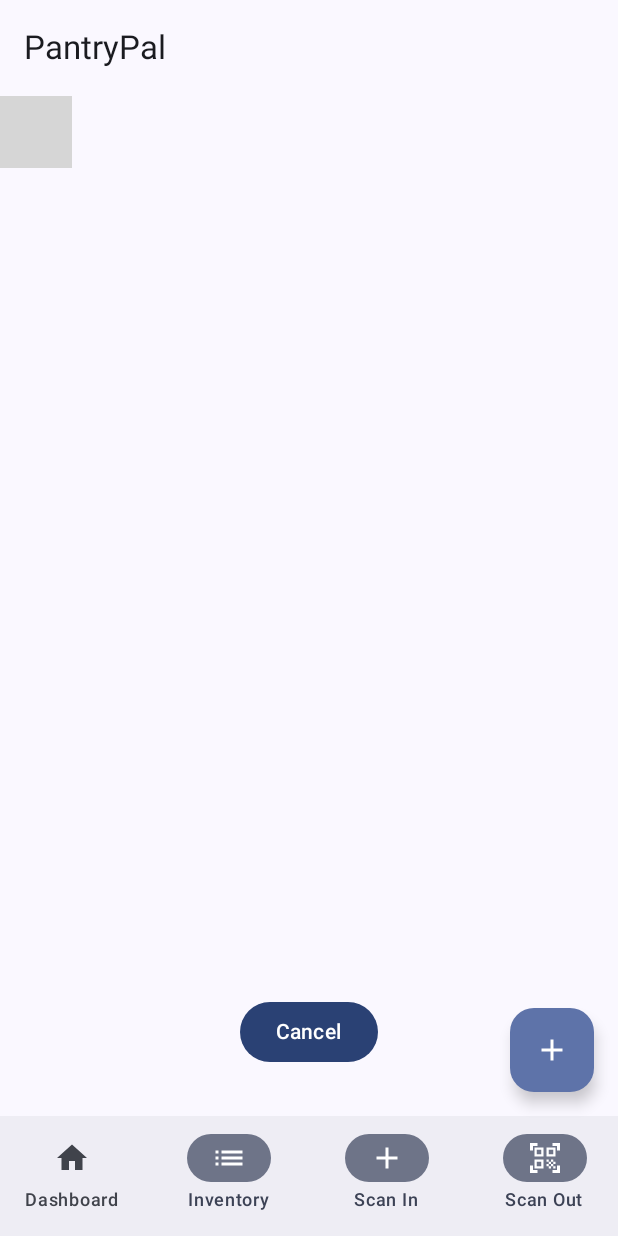
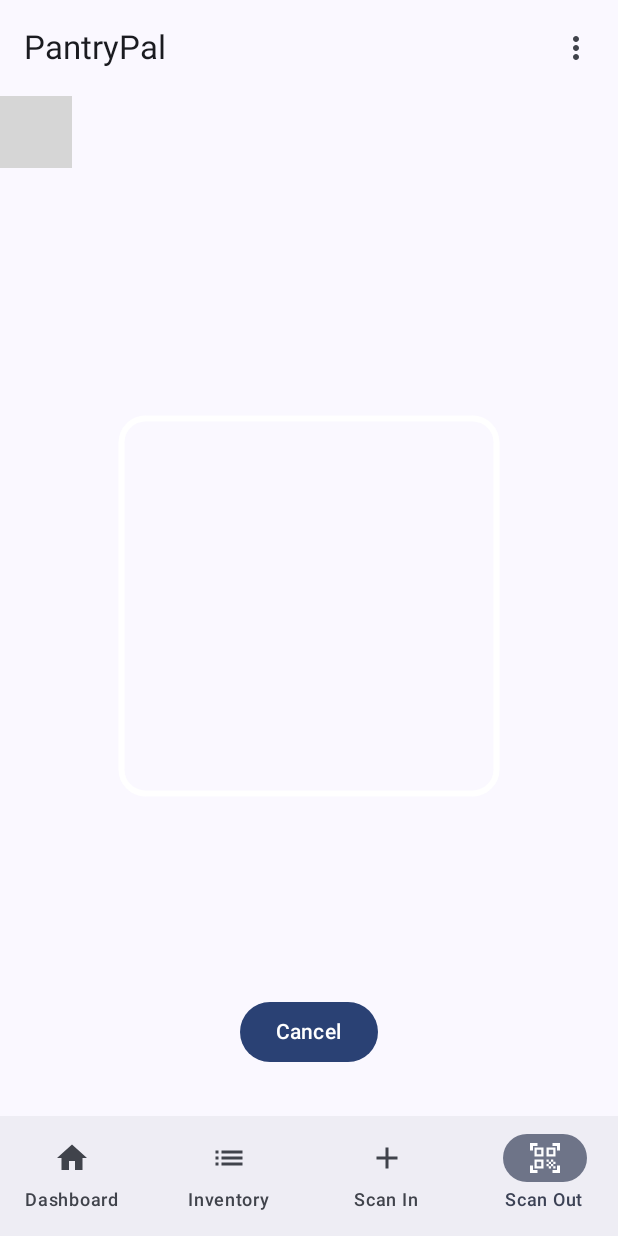
Before and after one commit to harrydbarnes/PantryPal, an Android app built with Jetpack Compose: the screen it shows after launch (MainActivity), item 4 of the bottom bar chosen, on a phone screen of 412 x 824 dp. Run offline under Robolectric (Android 15) with nearby library versions, the phone set to English and light mode, and no system bars; our stand-ins replace Room's generated code; libraries missing offline, so code that uses them is left out: androidx.camera.core, androidx.camera.lifecycle, androidx.camera.view, com.google.mlkit.vision; 3 statements that could not run were skipped; grey boxes are pictures that could not be loaded.

```diff
--- a/app/src/main/java/com/example/pantrypal/MainActivity.kt
+++ b/app/src/main/java/com/example/pantrypal/MainActivity.kt
@@ -15,6 +15,7 @@ import androidx.compose.foundation.lazy.staggeredgrid.StaggeredGridCells
 import androidx.compose.foundation.lazy.staggeredgrid.items
 import androidx.compose.material.icons.Icons
 import androidx.compose.material.icons.filled.Add
+import androidx.compose.material.icons.filled.MoreVert
 import androidx.compose.material.icons.filled.QrCodeScanner
 import androidx.compose.material.icons.filled.List
 import androidx.compose.material.icons.filled.Home
@@ -38,11 +39,18 @@ import kotlinx.coroutines.launch
 import com.example.pantrypal.data.dao.InventoryWithItemMap
 import com.example.pantrypal.data.entity.ItemEntity
 import com.example.pantrypal.ui.screens.ScanOutScreen
+import com.example.pantrypal.ui.screens.SettingsScreen
+import com.example.pantrypal.ui.screens.PastItemsScreen
+import com.example.pantrypal.ui.screens.AddScreen
 
 sealed class AppScreen {
     data object Dashboard : AppScreen()
     data object Inventory : AppScreen()
     data object AddManual : AppScreen()
+    data object ScanIn : AppScreen()
+    data object ScanOut : AppScreen()
+    data object Settings : AppScreen()
+    data object PastItems : AppScreen()
 }
 
 class MainActivity : ComponentActivity() {
@@ -73,8 +81,6 @@ fun KitchenApp(viewModelFactory: MainViewModelFactory) {
     val expiringItems by viewModel.expiringItemsState.collectAsState()
 
     var currentScreen by remember { mutableStateOf<AppScreen>(AppScreen.Dashboard) }
-    var showScanIn by remember { mutableStateOf(false) }
-    var showScanOut by remember { mutableStateOf(false) }
 
     val snackbarHostState = remember { SnackbarHostState() }
     val scope = rememberCoroutineScope()
@@ -105,10 +111,38 @@ fun KitchenApp(viewModelFactory: MainViewModelFactory) {
         }
     }
 
+    var showMenu by remember { mutableStateOf(false) }
+
     Scaffold(
         topBar = {
             @OptIn(ExperimentalMaterial3Api::class)
-            TopAppBar(title = { Text("PantryPal") })
+            TopAppBar(
+                title = { Text("PantryPal") },
+                actions = {
+                    IconButton(onClick = { showMenu = !showMenu }) {
+                        Icon(Icons.Default.MoreVert, contentDescription = "More")
+                    }
+                    DropdownMenu(
+                        expanded = showMenu,
+                        onDismissRequest = { showMenu = false }
+                    ) {
+                         DropdownMenuItem(
+                            text = { Text("Past Items Log") },
+                            onClick = {
+                                currentScreen = AppScreen.PastItems
+                                showMenu = false
+                            }
+                        )
+                        DropdownMenuItem(
+                            text = { Text("Settings") },
+                            onClick = {
+                                currentScreen = AppScreen.Settings
+                                showMenu = false
+                            }
+                        )
+                    }
+                }
+            )
         },
         snackbarHost = {
             SnackbarHost(hostState = snackbarHostState)
@@ -130,17 +164,17 @@ fun KitchenApp(viewModelFactory: MainViewModelFactory) {
                 NavigationBarItem(
                     icon = { Icon(Icons.Default.Add, contentDescription = "Scan In") },
                     label = { Text("Scan In") },
-                    selected = showScanIn,
+                    selected = currentScreen == AppScreen.ScanIn,
                     onClick = {
-                        checkCameraPermission { showScanIn = true }
+                        checkCameraPermission { currentScreen = AppScreen.ScanIn }
                     }
                 )
                  NavigationBarItem(
                     icon = { Icon(Icons.Default.QrCodeScanner, contentDescription = "Scan Out") },
                     label = { Text("Scan Out") },
-                    selected = showScanOut,
+                    selected = currentScreen == AppScreen.ScanOut,
                     onClick = {
-                        checkCameraPermission { showScanOut = true }
+                        checkCameraPermission { currentScreen = AppScreen.ScanOut }
                     }
                 )
             }
@@ -154,35 +188,41 @@ fun KitchenApp(viewModelFactory: MainViewModelFactory) {
         }
     ) { padding ->
         Box(modifier = Modifier.padding(padding)) {
-            when {
-                showScanIn -> {
+            when (currentScreen) {
+                AppScreen.ScanIn -> {
                     ScanInScreen(
-                        onDismiss = { showScanIn = false },
+                        onDismiss = { currentScreen = AppScreen.Inventory },
                         viewModel = viewModel
                     )
                 }
-                showScanOut -> {
+                AppScreen.ScanOut -> {
                      ScanOutScreen(
-                        onDismiss = { showScanOut = false },
+                        onDismiss = { currentScreen = AppScreen.Inventory },
                         onShowSnackbar = { msg ->
                             scope.launch { snackbarHostState.showSnackbar(msg) }
                         },
                         viewModel = viewModel
                     )
                 }
-                currentScreen == AppScreen.Dashboard -> {
+                AppScreen.Dashboard -> {
                     DashboardScreen(expiringItems)
                 }
-                currentScreen == AppScreen.Inventory -> {
+                AppScreen.Inventory -> {
                     InventoryScreen(inventory, onConsume = { item, type ->
                         viewModel.consumeItem(item.inventoryId, item.itemId, 1.0, type)
                     })
                 }
-                currentScreen == AppScreen.AddManual -> {
-                    AddScreen(onAdd = { name, qty, unit, cat, veg, gf ->
-                        viewModel.addItem(name, qty, unit, cat, veg, gf)
+                AppScreen.AddManual -> {
+                    AddScreen(onAdd = { name, qty, unit, cat, veg, gf, exp ->
+                        viewModel.addItem(name, qty, unit, cat, veg, gf, expirationDate = exp)
                         currentScreen = AppScreen.Inventory
                     })
+                }
+                AppScreen.Settings -> {
+                    SettingsScreen()
+                }
+                AppScreen.PastItems -> {
+                    PastItemsScreen(viewModel)
                 }
             }
         }
@@ -252,13 +292,30 @@ fun ScanInScreen(onDismiss: () -> Unit, viewModel: MainViewModel) {
 
     if (showManualAdd && detectedBarcode != null) {
         // Navigate to add screen pre-filled
-        AddScreen(
-            barcode = detectedBarcode,
-            onAdd = { name, qty, unit, cat, veg, gf ->
-                viewModel.addItem(name, qty, unit, cat, veg, gf, barcode = detectedBarcode)
-                onDismiss()
+        Box(modifier = Modifier.fillMaxSize()) {
+            AddScreen(
+                barcode = detectedBarcode,
+                onAdd = { name, qty, unit, cat, veg, gf, exp ->
+                    viewModel.addItem(name, qty, unit, cat, veg, gf, barcode = detectedBarcode, expirationDate = exp)
+                    onDismiss()
+                }
+            )
+
+            // Cancel button overlay for the Add Screen
+             Button(
+                onClick = {
+                     // Reset state to go back to scanner or dismiss
+                     // onDismiss() would go back to Inventory.
+                     // Maybe we want to go back to scanner?
+                     // Request: "Once scanned, needs to be a back button to cancel adding something."
+                     onDismiss()
+                },
+                modifier = Modifier.align(Alignment.BottomCenter).padding(16.dp),
+                colors = ButtonDefaults.buttonColors(containerColor = MaterialTheme.colorScheme.secondary)
+            ) {
+                Text("Cancel")
             }
-        )
+        }
     } else if (showAddSheet) {
         ModalBottomSheet(onDismissRequest = {
             showAddSheet = false
@@ -336,32 +393,4 @@ fun InventoryItemRow(item: InventoryUiModel, onConsume: (InventoryUiModel, Consu
     }
 }
 
-@Composable
-fun AddScreen(
-    barcode: String? = null,
-    onAdd: (String, Double, String, String, Boolean, Boolean) -> Unit
-) {
-    var name by remember { mutableStateOf("") }
-    var qty by remember { mutableStateOf("1.0") }
-    var unit by remember { mutableStateOf("pcs") }
-
-    Column(modifier = Modifier.padding(16.dp)) {
-        Text("Add New Item", style = MaterialTheme.typography.titleLarge)
-        if (barcode != null) {
-             Text("Barcode: $barcode", style = MaterialTheme.typography.bodySmall)
-        }
-
-        TextField(value = name, onValueChange = { name = it }, label = { Text("Name") })
-        TextField(value = qty, onValueChange = { qty = it }, label = { Text("Quantity") })
-        TextField(value = unit, onValueChange = { unit = it }, label = { Text("Unit") })
-
-        Button(
-            onClick = {
-                onAdd(name, qty.toDoubleOrNull() ?: 1.0, unit, "General", false, false)
-            },
-            modifier = Modifier.padding(top = 16.dp)
-        ) {
-            Text("Save Item")
-        }
-    }
-}
+// AddScreen moved to ui/screens/AddScreen.kt
--- a/app/src/main/java/com/example/pantrypal/data/dao/ConsumptionDao.kt
+++ b/app/src/main/java/com/example/pantrypal/data/dao/ConsumptionDao.kt
@@ -18,6 +18,9 @@ interface ConsumptionDao {
     @Query("SELECT * FROM consumption_history WHERE itemId = :itemId ORDER BY date DESC")
     suspend fun getHistoryForItem(itemId: Long): List<ConsumptionEntity>
 
+    @Query("SELECT * FROM consumption_history ORDER BY date DESC")
+    fun getAllHistoryFlow(): Flow<List<ConsumptionEntity>>
+
     @Query("SELECT * FROM consumption_history")
     suspend fun getAllHistory(): List<ConsumptionEntity>
 }
--- a/app/src/main/java/com/example/pantrypal/data/repository/KitchenRepository.kt
+++ b/app/src/main/java/com/example/pantrypal/data/repository/KitchenRepository.kt
@@ -37,6 +37,8 @@ class KitchenRepository(
 
     suspend fun getUsageHistory(itemId: Long): List<ConsumptionEntity> = consumptionDao.getHistoryForItem(itemId)
 
+    val allConsumptionHistory: Flow<List<ConsumptionEntity>> = consumptionDao.getAllHistoryFlow()
+
     // Export Data (Fetch all)
     suspend fun getAllDataForExport(): ExportData {
         return ExportData(
--- a/app/src/main/java/com/example/pantrypal/ui/BarcodeScanner.kt
+++ b/app/src/main/java/com/example/pantrypal/ui/BarcodeScanner.kt
@@ -6,8 +6,11 @@ import androidx.camera.core.ImageProxy
 import androidx.camera.core.Preview
 import androidx.camera.lifecycle.ProcessCameraProvider
 import androidx.camera.view.PreviewView
+import androidx.compose.foundation.Canvas
+import androidx.compose.foundation.border
 import androidx.compose.foundation.layout.Box
 import androidx.compose.foundation.layout.fillMaxSize
+import androidx.compose.foundation.layout.size
 import androidx.compose.material3.Text
 import androidx.compose.runtime.Composable
 import androidx.compose.runtime.DisposableEffect
@@ -15,8 +18,14 @@ import androidx.compose.runtime.LaunchedEffect
 import androidx.compose.runtime.remember
 import androidx.compose.ui.Alignment
 import androidx.compose.ui.Modifier
+import androidx.compose.ui.geometry.CornerRadius
+import androidx.compose.ui.geometry.Offset
+import androidx.compose.ui.geometry.Size
+import androidx.compose.ui.graphics.Color
+import androidx.compose.ui.graphics.drawscope.Stroke
 import androidx.compose.ui.platform.LocalContext
 import androidx.compose.ui.platform.LocalLifecycleOwner
+import androidx.compose.ui.unit.dp
 import androidx.compose.ui.viewinterop.AndroidView
 import androidx.core.content.ContextCompat
 import com.google.mlkit.vision.barcode.BarcodeScannerOptions
@@ -27,6 +36,7 @@ import java.util.concurrent.Executors
 
 @Composable
 fun BarcodeScanner(
+    modifier: Modifier = Modifier,
     onBarcodeDetected: (String) -> Unit
 ) {
     val context = LocalContext.current
@@ -39,6 +49,7 @@ fun BarcodeScanner(
         }
     }
 
+    Box(modifier = modifier) {
         AndroidView(
             modifier = Modifier.fillMaxSize(),
             factory = { ctx ->
@@ -80,6 +91,24 @@ fun BarcodeScanner(
                 previewView
             }
         )
+
+        // Viewfinder overlay
+        Canvas(modifier = Modifier.fillMaxSize()) {
+            val width = size.width
+            val height = size.height
+            val boxSize = 250.dp.toPx()
+            val left = (width - boxSize) / 2
+            val top = (height - boxSize) / 2
+
+            drawRoundRect(
+                color = Color.White,
+                topLeft = Offset(left, top),
+                size = Size(boxSize, boxSize),
+                cornerRadius = CornerRadius(16.dp.toPx()),
+                style = Stroke(width = 4.dp.toPx())
+            )
+        }
+    }
 }
 
 private fun processImageProxy(
--- a/app/src/main/java/com/example/pantrypal/viewmodel/MainViewModel.kt
+++ b/app/src/main/java/com/example/pantrypal/viewmodel/MainViewModel.kt
@@ -46,6 +46,13 @@ class MainViewModel(private val repository: KitchenRepository) : ViewModel() {
         .map { list ->
             list.map { it.toUiModel() }
         }
+        .stateIn(
+            scope = viewModelScope,
+            started = SharingStarted.WhileSubscribed(5000),
+            initialValue = emptyList()
+        )
+
+    val pastItemsState: StateFlow<List<ConsumptionEntity>> = repository.allConsumptionHistory
         .stateIn(
             scope = viewModelScope,
             started = SharingStarted.WhileSubscribed(5000),
```
Also changed, not shown: app/build.gradle.kts (+27 -0 lines), app/src/main/java/com/example/pantrypal/ui/screens/AddScreen.kt (added, +154 -0 lines), app/src/main/java/com/example/pantrypal/ui/screens/PastItemsScreen.kt (added, +60 -0 lines), app/src/main/java/com/example/pantrypal/ui/screens/SettingsScreen.kt (added, +32 -0 lines). Lines whose indentation alone changed are shown as unchanged.
